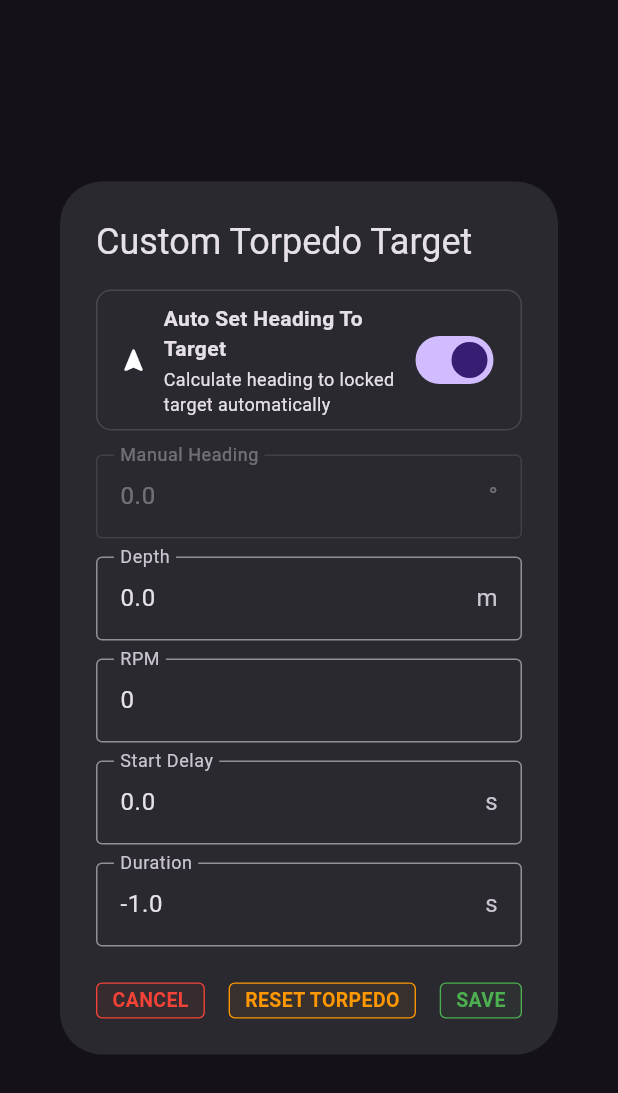
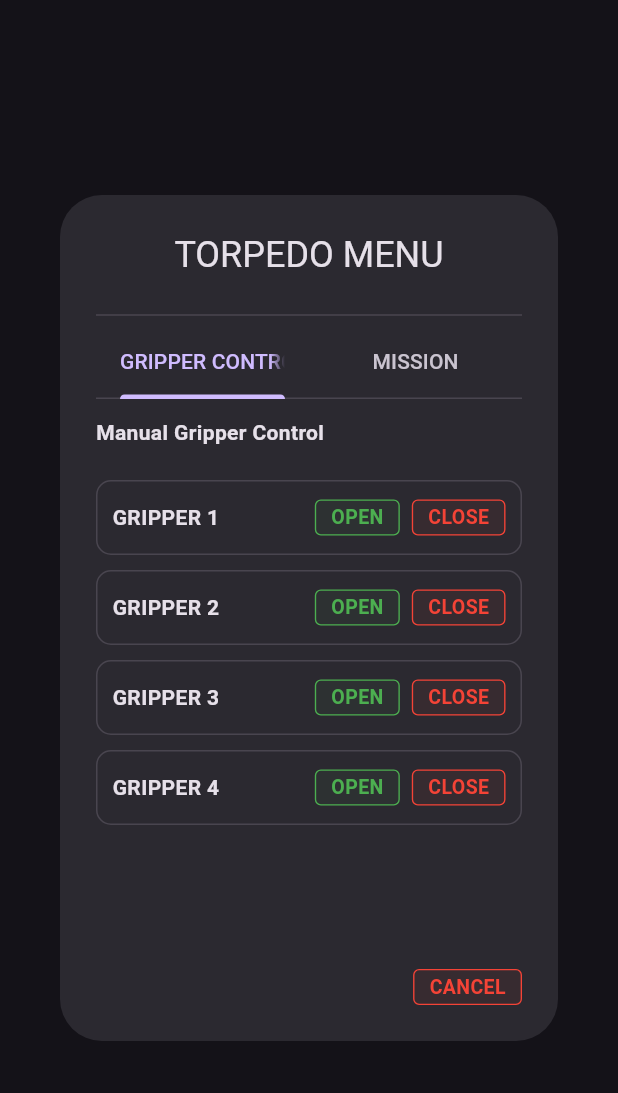
Before and after one commit to himampriyono/katamaran_ground_control, a Flutter app: the TorpedoWindow widget shown alone on an empty page, opened directly, on a phone screen of 412 x 824 dp. Shown: the top 1093 px of the screen. Run offline on Flutter 3.47's test engine with Material 3 defaults, Android fonts, the phone set to English and light mode, and no system bars; our stand-ins replace file_picker, flutter_map, latlong2, shared_preferences, shelf and 1 more; missing offline and left inert: dart:ffi, dart_mavlink, flutter_libserialport, mbtiles, sqlite3, vector_map_tiles and 3 more; accounts and stored records are empty; statements that could not run were skipped.

Commit message:
add gripper manual controll

```diff
--- a/lib/screens/system_check_window.dart
+++ b/lib/screens/system_check_window.dart
@@ -68,8 +68,9 @@ class _SystemCheckContentState extends State<_SystemCheckContent> {
           child: Row(
             mainAxisAlignment: MainAxisAlignment.spaceBetween,
             children: [
+              const SizedBox(),
               const Text(
-                'SYSTEM CHECK',
+                'SYSTEM SELF CHECK',
                 style: TextStyle(fontSize: 16, fontWeight: FontWeight.bold),
               ),
               IconButton(
--- a/lib/screens/torpedo_window.dart
+++ b/lib/screens/torpedo_window.dart
@@ -20,6 +20,7 @@ class _TorpedoWindowState extends State<TorpedoWindow> {
   late final TextEditingController _durationController;
 
   late bool _autoTargetHeading;
+  int _selectedTab = 0;
 
   @override
   void initState() {
@@ -134,18 +135,40 @@ class _TorpedoWindowState extends State<TorpedoWindow> {
 
   @override
   Widget build(BuildContext context) {
+    return DefaultTabController(
+      length: 2,
+      child: Builder(
+        builder: (tabContext) {
           return AlertDialog(
-      title: const Text('Custom Torpedo Target'),
+            title: const Text('TORPEDO MENU', textAlign: TextAlign.center,),
             content: SizedBox(
               width: 420,
-        child: SingleChildScrollView(
+              height: 420,
+              child: Column(
+                children: [
+                  const Divider(),
+                  TabBar(
+                    onTap: (index) {
+                      setState(() {
+                        _selectedTab = index;
+                      });
+                    },
+                    tabs: const [
+                      Tab(text: 'GRIPPER CONTROL'),
+                      Tab(text: 'MISSION'),
+                    ],
+                  ),
+                  const SizedBox(height: 12),
+                  Expanded(
+                    child: TabBarView(
+                      children: [
+                        SingleChildScrollView(child: _buildGripperControls()),
+                        SingleChildScrollView(
                           child: Column(
                             mainAxisSize: MainAxisSize.min,
                             children: [
                               _buildHeadingMode(),
-
                               const SizedBox(height: 16),
-
                               _buildNumberField(
                                 controller: _headingController,
                                 label: 'Manual Heading',
@@ -153,35 +176,27 @@ class _TorpedoWindowState extends State<TorpedoWindow> {
                                 enabled: !_autoTargetHeading,
                                 decimal: true,
                               ),
-
                               const SizedBox(height: 12),
-
                               _buildNumberField(
                                 controller: _depthController,
                                 label: 'Depth',
                                 suffix: 'm',
                                 decimal: true,
                               ),
-
                               const SizedBox(height: 12),
-
                               _buildNumberField(
                                 controller: _rpmController,
                                 label: 'RPM',
                                 decimal: false,
                               ),
-
                               const SizedBox(height: 12),
-
                               _buildNumberField(
                                 controller: _startDelayController,
                                 label: 'Start Delay',
                                 suffix: 's',
                                 decimal: true,
                               ),
-
                               const SizedBox(height: 12),
-
                               _buildNumberField(
                                 controller: _durationController,
                                 label: 'Duration',
@@ -192,22 +207,25 @@ class _TorpedoWindowState extends State<TorpedoWindow> {
                             ],
                           ),
                         ),
+                      ],
+                    ),
+                  ),
+                ],
+              ),
             ),
             actions: [
+              if (_selectedTab == 1)
                 Row(
-          mainAxisSize: MainAxisSize.max,
                   mainAxisAlignment: MainAxisAlignment.spaceBetween,
                   children: [
                     ActionButton(
-              text: "CANCEL",
+                      text: 'CANCEL',
                       color: Colors.red,
-              onTap: () {
-                Navigator.of(context).pop();
-              },
+                      onTap: () => Navigator.of(context).pop(),
                     ),
                     const SizedBox(width: 12),
                     ActionButton(
-              text: "RESET TORPEDO",
+                      text: 'RESET TORPEDO',
                       color: Colors.orange,
                       onTap: () {
                         for (int torpedoId = 21; torpedoId <= 24; torpedoId++) {
@@ -217,15 +235,25 @@ class _TorpedoWindowState extends State<TorpedoWindow> {
                     ),
                     const SizedBox(width: 12),
                     ActionButton(
-              text: "SAVE",
+                      text: 'SAVE',
                       color: Colors.green,
-              onTap: () {
-                _saveTorpedoMission();
+                      onTap: _saveTorpedoMission,
+                    ),
+                  ],
+                )
+              else
+                Align(
+                  alignment: Alignment.centerRight,
+                  child: ActionButton(
+                    text: 'CANCEL',
+                    color: Colors.red,
+                    onTap: () => Navigator.of(context).pop(),
+                  ),
+                ),
+            ],
+          );
         },
       ),
-          ],
-        ),
-      ],
     );
   }
 
@@ -240,7 +268,6 @@ class _TorpedoWindowState extends State<TorpedoWindow> {
         children: [
           const Icon(Icons.navigation_rounded, size: 20),
           const SizedBox(width: 10),
-
           const Expanded(
             child: Column(
               crossAxisAlignment: CrossAxisAlignment.start,
@@ -257,7 +284,6 @@ class _TorpedoWindowState extends State<TorpedoWindow> {
               ],
             ),
           ),
-
           Switch(
             value: _autoTargetHeading,
             onChanged: (value) {
@@ -299,4 +325,78 @@ class _TorpedoWindowState extends State<TorpedoWindow> {
       ),
     );
   }
+
+  Widget _buildGripperControls() {
+    return Column(
+      crossAxisAlignment: CrossAxisAlignment.stretch,
+      mainAxisSize: MainAxisSize.min,
+      children: [
+        const Text(
+          'Manual Gripper Control',
+          style: TextStyle(fontWeight: FontWeight.w600),
+        ),
+        const SizedBox(height: 6),
+        const SizedBox(height: 16),
+
+        for (final torpedoId in [21, 22, 23, 24])
+          Container(
+            margin: const EdgeInsets.only(bottom: 10),
+            padding: const EdgeInsets.symmetric(horizontal: 10, vertical: 12),
+            decoration: BoxDecoration(
+              borderRadius: BorderRadius.circular(10),
+              border: Border.all(
+                color: Theme.of(context).colorScheme.outlineVariant,
+              ),
+            ),
+            child: Row(
+              children: [
+                Expanded(
+                  child: Column(
+                    crossAxisAlignment: CrossAxisAlignment.start,
+                    children: [
+                      Text(
+                        'GRIPPER ${torpedoId - 20}',
+                        style: const TextStyle(fontWeight: FontWeight.w600),
+                      ),
+                      // Text(
+                      //   'ID $torpedoId',
+                      //   style: const TextStyle(fontSize: 12),
+                      // ),
+                    ],
+                  ),
+                ),
+                ActionButton(
+                  text: 'OPEN',
+                  color: Colors.green,
+                  onTap: () =>
+                      _sendGripperCommand(torpedoId: torpedoId, open: true),
+                ),
+                const SizedBox(width: 8),
+                ActionButton(
+                  text: 'CLOSE',
+                  color: Colors.red,
+                  onTap: () =>
+                      _sendGripperCommand(torpedoId: torpedoId, open: false),
+                ),
+              ],
+            ),
+          ),
+
+        const SizedBox(height: 4),
+        // const Text(
+        //   'Gripper position is not confirmed by telemetry.',
+        //   style: TextStyle(fontSize: 11),
+        // ),
+      ],
+    );
   }
+
+  void _sendGripperCommand({required int torpedoId, required bool open}) {
+    MavlinkService.sendTorpedoGripper(torpedoId: torpedoId, open: open);
+
+    debugPrint(
+      '[GRIPPER] ${open ? "OPEN" : "CLOSE"} command sent '
+      'to torpedo $torpedoId',
+    );
+  }
+}
--- a/lib/services/mavlink_service.dart
+++ b/lib/services/mavlink_service.dart
@@ -52,6 +52,7 @@ class MavlinkService {
   static const int cmdTorpedoMission = 31010;
   static const int cmdTorpedoLaunch = 31011;
   static const int cmdTorpedoReset = 31012;
+  static const int cmdTorpedoGripper = 31013;
   static final List<bool> _torpedoSwitchState = List.filled(4, false);
   static bool _torpedoSwitchInitialized = false;
   static final Map<int, _PendingTorpedoLaunch> _pendingTorpedoLaunches = {};
@@ -949,6 +950,14 @@ class MavlinkService {
     );
   }
 
+  static void sendTorpedoGripper({required int torpedoId, required bool open}) {
+    sendCommandLongTorpedo(
+      command: cmdTorpedoGripper,
+      param1: torpedoId.toDouble(),
+      param2: open ? 1.0 : 0.0,
+    );
+  }
+
   static void _checkTorpedoSwitches() {
     if (AppData.joystickStatus.value != JoystickStatus.connected) return;
 
```
Lines whose indentation alone changed are shown as unchanged.
